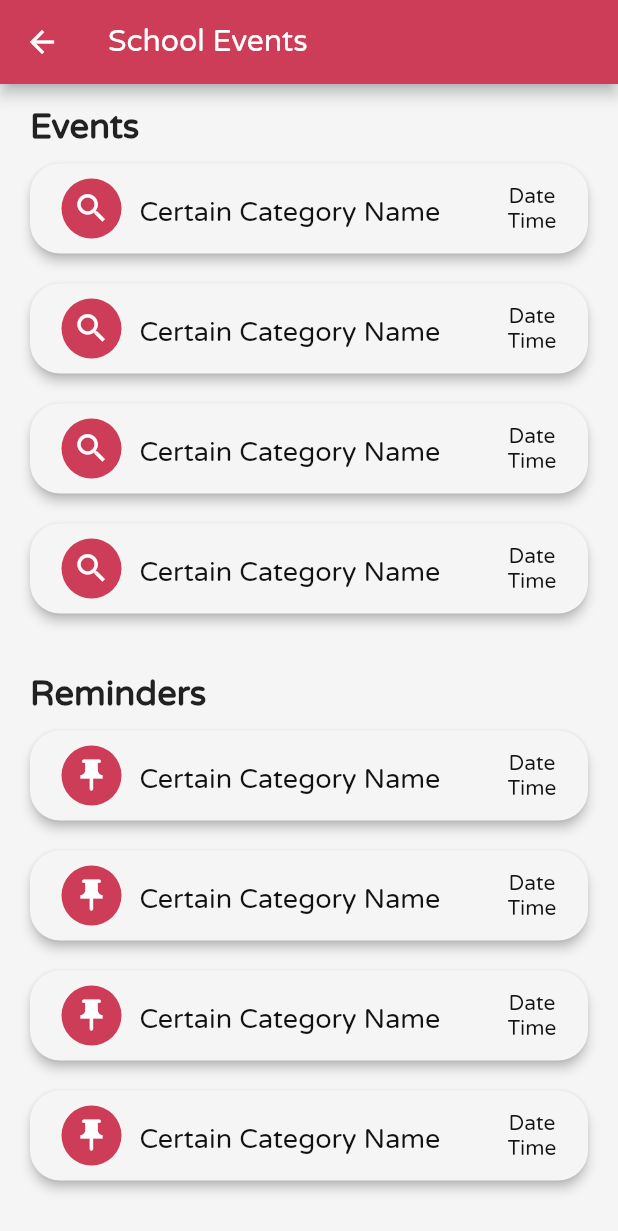
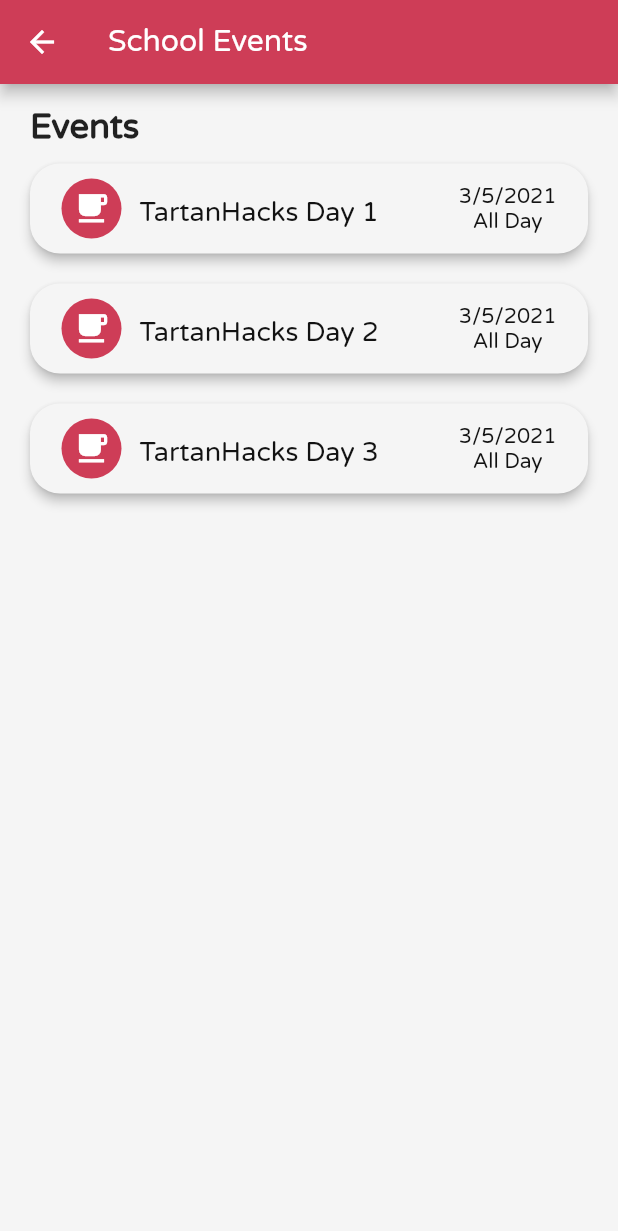
Before and after one commit to Peyton232/tartan_hacks, a Flutter app: the CategoryTemplatePage screen opened directly, on a phone screen of 412 x 824 dp. Shown: the top 1231 px of the screen. Run offline on Flutter 3.47's test engine with Material 2 defaults, Android fonts, the phone set to English and light mode, and no system bars; our stand-ins replace datetime_picker_formfield, firebase_core, firebase_database, simple_animations, stacked, supercharged and 1 more; missing offline and left inert: particles_flutter, pedantic, smart_select; accounts and stored records are empty.

Commit message:
updated category page

```diff
--- a/lib/CustomWidgets/Categories/CategoriesContainer.dart
+++ b/lib/CustomWidgets/Categories/CategoriesContainer.dart
@@ -87,7 +87,7 @@
                       right: 20.0,
                     ),
                     child: CategoryCard(
-                      categoryName: "School Events",
+                      categoryName: "Events",
                       amountOfItems: 3,
                       categoryIcon: Icons.free_breakfast,
                       categoryColor: kRed,
--- a/lib/CustomWidgets/Categories/CategoryTemplatePage.dart
+++ b/lib/CustomWidgets/Categories/CategoryTemplatePage.dart
@@ -37,98 +37,98 @@
               Padding(
                 padding: EdgeInsets.symmetric(vertical: 10.0),
                 child: EventCard(
-                  eventName: "Certain Category Name",
-                  eventNotes: "Continue UI",
-                  eventDate: "Date",
-                  eventTime: "Time",
-                  categoryIcon: Icons.search,
+                  eventName: "TartanHacks Day 1",
+                  eventNotes: "3/5/2021",
+                  eventDate: "3/5/2021",
+                  eventTime: "All Day",
+                  categoryIcon: Icons.free_breakfast,
                   categoryColor: widget.categoryColor,
                 ),
               ),
               Padding(
                 padding: EdgeInsets.symmetric(vertical: 10.0),
                 child: EventCard(
-                  eventName: "Certain Category Name",
-                  eventNotes: "Continue UI",
-                  eventDate: "Date",
-                  eventTime: "Time",
-                  categoryIcon: Icons.search,
+                  eventName: "TartanHacks Day 2",
+                  eventNotes: "3/5/2021",
+                  eventDate: "3/5/2021",
+                  eventTime: "All Day",
+                  categoryIcon: Icons.free_breakfast,
                   categoryColor: widget.categoryColor,
                 ),
               ),
               Padding(
                 padding: EdgeInsets.symmetric(vertical: 10.0),
                 child: EventCard(
-                  eventName: "Certain Category Name",
-                  eventNotes: "Continue UI",
-                  eventDate: "Date",
-                  eventTime: "Time",
-                  categoryIcon: Icons.search,
+                  eventName: "TartanHacks Day 3",
+                  eventNotes: "3/5/2021",
+                  eventDate: "3/5/2021",
+                  eventTime: "All Day",
+                  categoryIcon: Icons.free_breakfast,
                   categoryColor: widget.categoryColor,
                 ),
               ),
-              Padding(
-                padding: EdgeInsets.symmetric(vertical: 10.0),
-                child: EventCard(
-                  eventName: "Certain Category Name",
-                  eventNotes: "Continue UI",
-                  eventDate: "Date",
-                  eventTime: "Time",
-                  categoryIcon: Icons.search,
-                  categoryColor: widget.categoryColor,
-                ),
-              ),
-              SizedBox(
-                height: 30.0,
-              ),
-              Text(
-                "Reminders",
-                style: kHeaderTextStyle,
-              ),
-              Padding(
-                padding: EdgeInsets.symmetric(vertical: 10.0),
-                child: EventCard(
-                  eventName: "Certain Category Name",
-                  eventNotes: "Continue UI",
-                  eventDate: "Date",
-                  eventTime: "Time",
-                  categoryIcon: Icons.push_pin,
-                  categoryColor: widget.categoryColor,
-                ),
-              ),
-              Padding(
-                padding: EdgeInsets.symmetric(vertical: 10.0),
-                child: EventCard(
-                  eventName: "Certain Category Name",
-                  eventNotes: "Continue UI",
-                  eventDate: "Date",
-                  eventTime: "Time",
-                  categoryIcon: Icons.push_pin,
-                  categoryColor: widget.categoryColor,
-                ),
-              ),
-              Padding(
-                padding: EdgeInsets.symmetric(vertical: 10.0),
-                child: EventCard(
-                  eventName: "Certain Category Name",
-                  eventNotes: "Continue UI",
-                  eventDate: "Date",
-                  eventTime: "Time",
-                  categoryIcon: Icons.push_pin,
-                  categoryColor: widget.categoryColor,
-                ),
-              ),
-              Padding(
-                padding: EdgeInsets.symmetric(vertical: 10.0),
-                child: EventCard(
-                  eventName: "Certain Category Name",
-                  eventNotes: "Continue UI",
-                  eventDate: "Date",
-                  eventTime: "Time",
-                  categoryIcon: Icons.push_pin,
-                  categoryColor: widget.categoryColor,
-                ),
-              ),
+              // Padding(
+              //   padding: EdgeInsets.symmetric(vertical: 10.0),
+              //   child: EventCard(
+              //     eventName: "Certain Category Name",
+              //     eventNotes: "Continue UI",
+              //     eventDate: "Date",
+              //     eventTime: "Time",
+              //     categoryIcon: Icons.search,
+              //     categoryColor: widget.categoryColor,
+              //   ),
+              // ),
+              // SizedBox(
+              //   height: 30.0,
+              // ),
+              // Text(
+              //   "Reminders",
+              //   style: kHeaderTextStyle,
+              // ),
+              // Padding(
+              //   padding: EdgeInsets.symmetric(vertical: 10.0),
+              //   child: EventCard(
+              //     eventName: "Certain Category Name",
+              //     eventNotes: "Continue UI",
+              //     eventDate: "Date",
+              //     eventTime: "Time",
+              //     categoryIcon: Icons.push_pin,
+              //     categoryColor: widget.categoryColor,
+              //   ),
+              // ),
+              // Padding(
+              //   padding: EdgeInsets.symmetric(vertical: 10.0),
+              //   child: EventCard(
+              //     eventName: "Certain Category Name",
+              //     eventNotes: "Continue UI",
+              //     eventDate: "Date",
+              //     eventTime: "Time",
+              //     categoryIcon: Icons.push_pin,
+              //     categoryColor: widget.categoryColor,
+              //   ),
+              // ),
+              // Padding(
+              //   padding: EdgeInsets.symmetric(vertical: 10.0),
+              //   child: EventCard(
+              //     eventName: "Certain Category Name",
+              //     eventNotes: "Continue UI",
+              //     eventDate: "Date",
+              //     eventTime: "Time",
+              //     categoryIcon: Icons.push_pin,
+              //     categoryColor: widget.categoryColor,
+              //   ),
+              // ),
+              // Padding(
+              //   padding: EdgeInsets.symmetric(vertical: 10.0),
+              //   child: EventCard(
+              //     eventName: "Certain Category Name",
+              //     eventNotes: "Continue UI",
+              //     eventDate: "Date",
+              //     eventTime: "Time",
+              //     categoryIcon: Icons.push_pin,
+              //     categoryColor: widget.categoryColor,
+              //   ),
+              // ),
             ],
           ),
         ),
--- a/lib/Data/globals.dart
+++ b/lib/Data/globals.dart
@@ -17,30 +17,30 @@
 ];
 
 List<ReminderCard> Reminds = [
-  ReminderCard(
-    reminderName: "Feed Cat",
-    reminderNotes: "Don't put too much food",
-    reminderDate: "Today",
-    reminderTime: "12:30 PM",
-    categoryIcon: Icons.push_pin,
-    categoryColor: kBlue,
-  ),
-  ReminderCard(
-    reminderName: "Vacuum Room",
-    reminderNotes: "Charge the battery after",
-    reminderDate: "Today",
-    reminderTime: "3:00 PM",
-    categoryIcon: Icons.push_pin,
-    categoryColor: kBlue,
-  ),
-  ReminderCard(
-    reminderName: "Do 4600 Midterm",
-    reminderNotes: "Go through notes",
-    reminderDate: "Tomorrow",
-    reminderTime: "9:00 AM",
-    categoryIcon: Icons.push_pin,
-    categoryColor: kGreen,
-  ),
+  // ReminderCard(
+  //   reminderName: "Feed Cat",
+  //   reminderNotes: "Don't put too much food",
+  //   reminderDate: "Today",
+  //   reminderTime: "12:30 PM",
+  //   categoryIcon: Icons.push_pin,
+  //   categoryColor: kBlue,
+  // ),
+  // ReminderCard(
+  //   reminderName: "Vacuum Room",
+  //   reminderNotes: "Charge the battery after",
+  //   reminderDate: "Today",
+  //   reminderTime: "3:00 PM",
+  //   categoryIcon: Icons.push_pin,
+  //   categoryColor: kBlue,
+  // ),
+  // ReminderCard(
+  //   reminderName: "Do 4600 Midterm",
+  //   reminderNotes: "Go through notes",
+  //   reminderDate: "Tomorrow",
+  //   reminderTime: "9:00 AM",
+  //   categoryIcon: Icons.push_pin,
+  //   categoryColor: kGreen,
+  // ),
 ];
 
 List<CategoryCard> Categories = [
```
